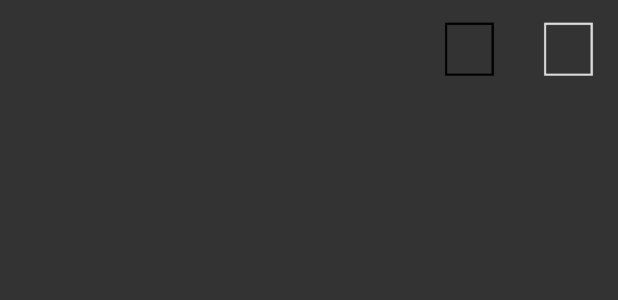
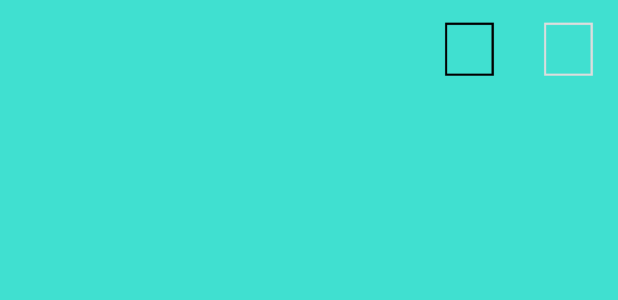
Before and after one commit to charliemcg/ListApp2, an Android app: the layout checklist_item.xml on its own in the app's theme, with its tools: preview values and no code run, on a phone screen of 412 x 824 dp. Shown: the top 300 px of the screen. Run offline under Robolectric (Android 15) with nearby library versions, the phone set to English and light mode, and no system bars.

Commit message:
Finished background coloring for note view.

```diff
--- a/app/src/main/java/com/violenthoboenterprises/listapp2/Note.java
+++ b/app/src/main/java/com/violenthoboenterprises/listapp2/Note.java
@@ -89,8 +89,8 @@ public class Note extends MainActivity {
         dbResult.close();
 
 
-            noteRoot.setBackgroundColor(Color.parseColor("#FFFFFF"));
-            noteToolbar.setBackgroundColor(Color.parseColor("#FFFFFF"));
+//            noteRoot.setBackgroundColor(Color.parseColor("#FFFFFF"));
+//            noteToolbar.setBackgroundColor(Color.parseColor("#FFFFFF"));
             noteTextView.setTextColor(Color.parseColor("#000000"));
             noteToolbar.setTitleTextColor(Color.parseColor("#000000"));
             noteToolbar.setSubtitleTextColor(Color.parseColor("#666666"));
--- a/app/src/main/res/layout-sw320dp/checklist_item.xml
+++ b/app/src/main/res/layout-sw320dp/checklist_item.xml
@@ -5,7 +5,7 @@
     android:layout_height="match_parent"
     android:orientation="horizontal"
     tools:context="com.violenthoboenterprises.listapp2.MainActivity"
-    android:background="@color/dark_gray"
+    android:background="@color/turquoise"
     android:descendantFocusability="blocksDescendants">
 
     <TextView
--- a/app/src/main/res/layout-sw480dp/checklist_item.xml
+++ b/app/src/main/res/layout-sw480dp/checklist_item.xml
@@ -5,7 +5,7 @@
     android:layout_height="match_parent"
     android:orientation="horizontal"
     tools:context="com.violenthoboenterprises.listapp2.MainActivity"
-    android:background="@color/dark_gray"
+    android:background="@color/turquoise"
     android:descendantFocusability="blocksDescendants">
 
     <TextView
--- a/app/src/main/res/layout-sw600dp/note_layout.xml
+++ b/app/src/main/res/layout-sw600dp/note_layout.xml
@@ -5,13 +5,14 @@
     android:layout_width="match_parent"
     android:layout_height="match_parent"
     android:id="@+id/noteRoot"
-    android:background="@color/dark_gray">
+    android:background="@color/turquoise">
 
     <android.support.v7.widget.Toolbar
         android:id="@+id/noteToolbar"
         android:layout_width="match_parent"
         android:layout_height="?attr/actionBarSize"
         style="@style/HeaderBar"
+        android:background="@color/turquoise"
         android:elevation="4dp"/>
 
     <TextView
--- a/app/src/main/res/layout-sw720dp/checklist_item.xml
+++ b/app/src/main/res/layout-sw720dp/checklist_item.xml
@@ -5,7 +5,7 @@
     android:layout_height="match_parent"
     android:orientation="horizontal"
     tools:context="com.violenthoboenterprises.listapp2.MainActivity"
-    android:background="@color/dark_gray"
+    android:background="@color/turquoise"
     android:descendantFocusability="blocksDescendants">
 
     <TextView
--- a/app/src/main/res/layout/checklist_item.xml
+++ b/app/src/main/res/layout/checklist_item.xml
@@ -5,7 +5,7 @@
     android:layout_height="match_parent"
     android:orientation="horizontal"
     tools:context="com.violenthoboenterprises.listapp2.MainActivity"
-    android:background="@color/dark_gray"
+    android:background="@color/turquoise"
     android:descendantFocusability="blocksDescendants">
 
     <TextView
```
